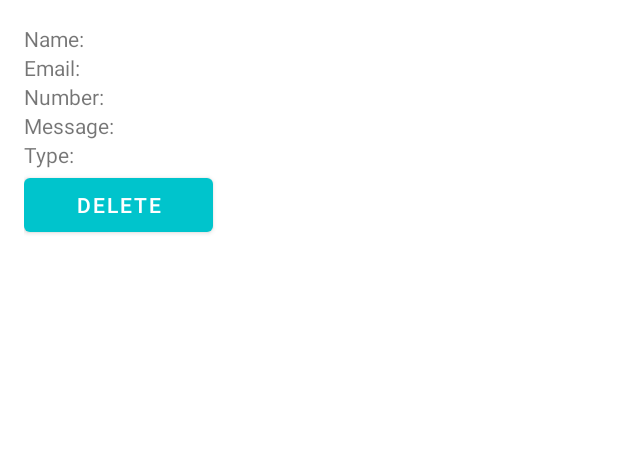
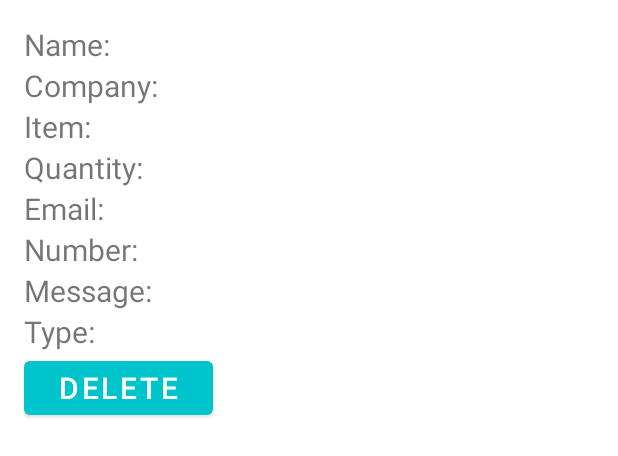
Before and after one commit to Digitely/Mobile_App, an Android app: the layout volunteers_list.xml on its own in the app's theme, with its tools: preview values and no code run, on a phone screen of 412 x 824 dp. Shown: the top 456 px of the screen. Run offline under Robolectric (Android 15) with nearby library versions, the phone set to English and light mode, and no system bars.

Commit message:
volunteers Done
admin for volunteers  is basically done

```diff
--- a/app/src/main/java/com/example/sevahandsversionone/Volunteer.kt
+++ b/app/src/main/java/com/example/sevahandsversionone/Volunteer.kt
@@ -1,7 +1,6 @@
 package com.example.sevahandsversionone
 
 data class Volunteer(
-    val ID :String,
     val company: String,
     val email: String,
     val item: String,
@@ -12,5 +11,5 @@ data class Volunteer(
     val type: String
 ) {
     // Empty constructor required for Firebase
-    constructor() : this("", "", "", "", "", "", "", "", "")
+    constructor() : this( "", "", "", "", "", "", "", "")
 }
--- a/app/src/main/res/layout/volunteers_list.xml
+++ b/app/src/main/res/layout/volunteers_list.xml
@@ -3,7 +3,7 @@
     xmlns:app="http://schemas.android.com/apk/res-auto"
     xmlns:tools="http://schemas.android.com/tools"
     android:layout_width="match_parent"
-    android:layout_height="180dp">
+    android:layout_height="wrap_content">
     <!-- res/layout/volunteer_item.xml -->
     <LinearLayout
         android:layout_width="match_parent"
@@ -16,35 +16,62 @@
         <TextView
             android:id="@+id/textViewName"
             android:layout_width="wrap_content"
+            android:textSize="20dp"
             android:layout_height="wrap_content"
             android:text="Name: " />
+        <TextView
+            android:id="@+id/companyTextView"
+            android:layout_width="wrap_content"
+            android:layout_height="wrap_content"
+            android:textSize="20dp"
+            android:text="Company: " />
+        <TextView
+            android:id="@+id/itemTextView"
+            android:layout_width="wrap_content"
+            android:layout_height="wrap_content"
+            android:textSize="20dp"
+            android:text="Item: "
+           />
+        <TextView
+            android:id="@+id/quantityTextView"
+            android:layout_width="wrap_content"
+            android:layout_height="wrap_content"
+            android:text="Quantity: "
+            android:textSize="20dp" />
 
         <TextView
             android:id="@+id/textViewEmail"
             android:layout_width="wrap_content"
+            android:textSize="20dp"
             android:layout_height="wrap_content"
             android:text="Email: " />
 
         <TextView
             android:id="@+id/textViewNumber"
+            android:textSize="20dp"
             android:layout_width="wrap_content"
             android:layout_height="wrap_content"
             android:text="Number: " />
 
         <TextView
             android:id="@+id/textViewMessage"
+            android:textSize="20dp"
             android:layout_width="wrap_content"
             android:layout_height="wrap_content"
             android:text="Message: " />
 
         <TextView
             android:id="@+id/textViewType"
+            android:textSize="20dp"
             android:layout_width="wrap_content"
             android:layout_height="wrap_content"
             android:text="Type: " />
 
+
+
         <Button
             android:id="@+id/btnDelete"
+            android:textSize="20dp"
             android:layout_width="126dp"
             android:layout_height="match_parent"
             android:text="Delete" />
--- a/app/src/main/res/values/strings.xml
+++ b/app/src/main/res/values/strings.xml
@@ -24,4 +24,5 @@
     <string name="select_date">Select Date</string>
     <string name="welcome_to_our_services">Welcome to Our Services</string>
     <string name="lorem_ipsum_dolor_sit_amet_consectetur_adipiscing_elit_sed_vehicula_dui_sed_vestibulum">Lorem ipsum dolor sit amet, consectetur adipiscing elit. Sed vehicula dui sed vestibulum.</string>
+    <string name="users_that_have_applied_to_volunteers">Users that have applied to volunteers</string>
 </resources>
```
Also changed, not shown: app/src/main/java/com/example/sevahandsversionone/VolunteerAdapter.kt (+68 -5 lines), app/src/main/java/com/example/sevahandsversionone/admin_volunteers.kt (+29 -7 lines), app/src/main/res/layout/activity_admin_volunteers.xml (+6 -6 lines).
